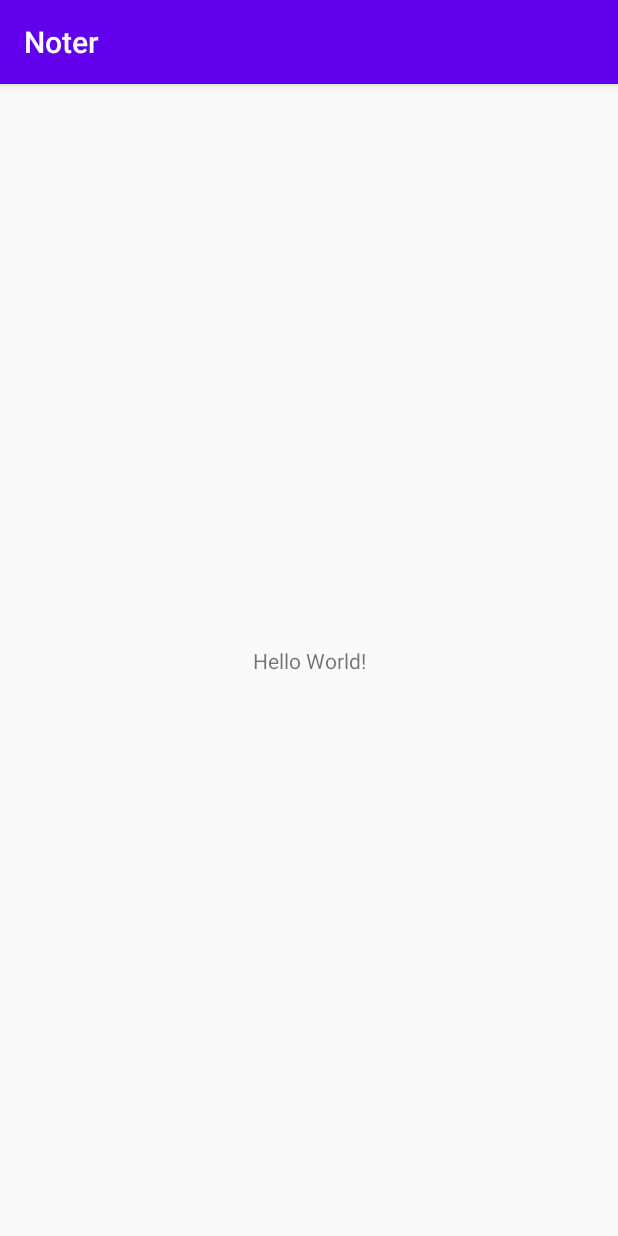
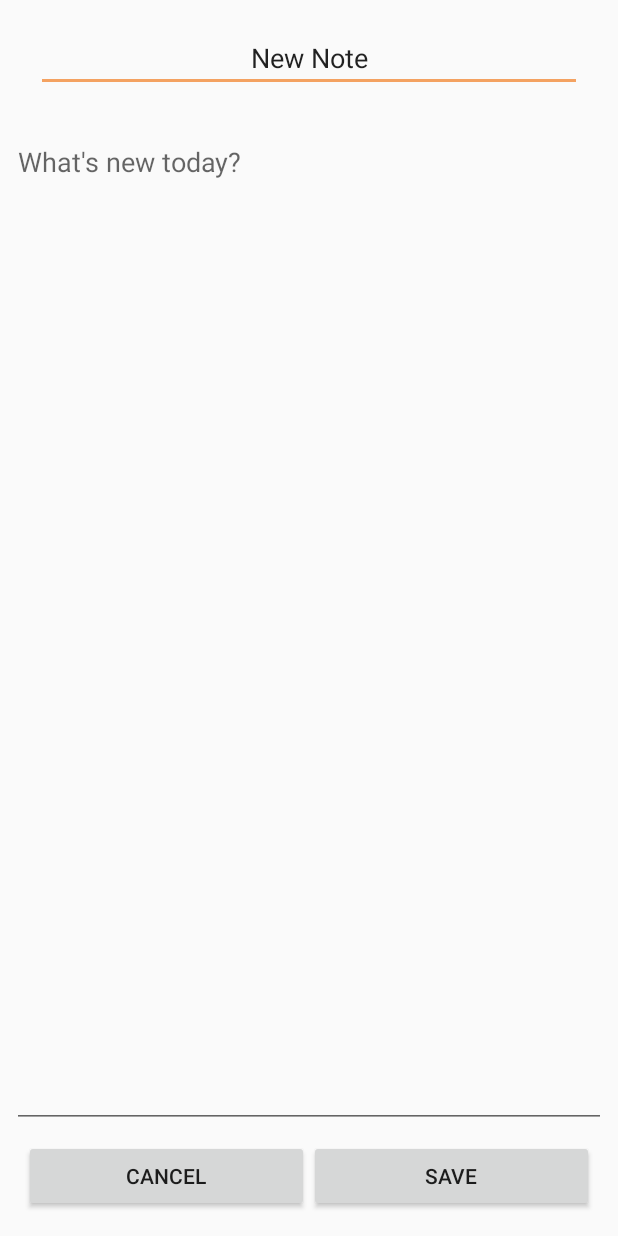
Before and after one commit to RiadhAdrani/project_noter_app, an Android app: the screen it shows after launch (MainActivity before the commit, NoteActivity after it), on a phone screen of 412 x 824 dp. Run offline under Robolectric (Android 15) with nearby library versions, the light colour scheme and no system bars.

Commit message:
Initial note layout prototype

```diff
--- a/app/src/main/AndroidManifest.xml
+++ b/app/src/main/AndroidManifest.xml
@@ -4,12 +4,12 @@
 
     <application
         android:allowBackup="true"
-        android:icon="@mipmap/ic_launcher"
+        android:icon="@drawable/icon_small"
         android:label="@string/app_name"
         android:roundIcon="@mipmap/ic_launcher_round"
         android:supportsRtl="true"
         android:theme="@style/AppTheme">
-        <activity android:name=".MainActivity">
+        <activity android:name=".NoteActivity">
             <intent-filter>
                 <action android:name="android.intent.action.MAIN" />
 
--- /dev/null
+++ b/app/src/main/java/com/example/noter/Note.java
@@ -0,0 +1,12 @@
+package com.example.noter;
+
+import java.util.Date;
+
+public class Note {
+
+    public Date creation;
+    public Date lastModified;
+
+    public String content;
+
+}
--- a/app/src/main/java/com/example/noter/MainActivity.java
+++ b/app/src/main/java/com/example/noter/NoteActivity.java
@@ -4,11 +4,11 @@
 
 import android.os.Bundle;
 
-public class MainActivity extends AppCompatActivity {
+public class NoteActivity extends AppCompatActivity {
 
     @Override
     protected void onCreate(Bundle savedInstanceState) {
         super.onCreate(savedInstanceState);
-        setContentView(R.layout.activity_main);
+        setContentView(R.layout.note_activity_layout);
     }
 }
--- a/app/src/main/res/layout/activity_main.xml
+++ /dev/null
@@ -1,18 +0,0 @@
-<?xml version="1.0" encoding="utf-8"?>
-<androidx.constraintlayout.widget.ConstraintLayout xmlns:android="http://schemas.android.com/apk/res/android"
-    xmlns:app="http://schemas.android.com/apk/res-auto"
-    xmlns:tools="http://schemas.android.com/tools"
-    android:layout_width="match_parent"
-    android:layout_height="match_parent"
-    tools:context=".MainActivity">
-
-    <TextView
-        android:layout_width="wrap_content"
-        android:layout_height="wrap_content"
-        android:text="Hello World!"
-        app:layout_constraintBottom_toBottomOf="parent"
-        app:layout_constraintLeft_toLeftOf="parent"
-        app:layout_constraintRight_toRightOf="parent"
-        app:layout_constraintTop_toTopOf="parent" />
-
-</androidx.constraintlayout.widget.ConstraintLayout>
--- /dev/null
+++ b/app/src/main/res/layout/note_activity_layout.xml
@@ -0,0 +1,67 @@
+<?xml version="1.0" encoding="utf-8"?>
+<androidx.constraintlayout.widget.ConstraintLayout xmlns:android="http://schemas.android.com/apk/res/android"
+    xmlns:app="http://schemas.android.com/apk/res-auto"
+    xmlns:tools="http://schemas.android.com/tools"
+    android:layout_width="match_parent"
+    android:layout_height="match_parent"
+    tools:context=".MainActivity">
+
+    <EditText
+        android:id="@+id/note_title"
+        android:layout_width="match_parent"
+        android:layout_height="wrap_content"
+        android:maxLines="1"
+        android:minLines="1"
+        android:hint="@string/titleHint"
+        android:text="@string/titleDefault"
+        android:textAlignment="center"
+        app:layout_constraintTop_toTopOf="parent"
+        app:layout_constraintLeft_toLeftOf="parent"
+        app:layout_constraintRight_toRightOf="parent"
+        app:layout_constraintBottom_toTopOf="@id/note_text"
+        android:layout_marginHorizontal="24dp"
+        android:layout_marginVertical="16dp"/>
+
+    <EditText
+        android:id="@+id/note_text"
+        android:layout_width="match_parent"
+        android:layout_height="0dp"
+        android:hint="@string/contentHint"
+        android:gravity="top"
+        android:minLines="1"
+        app:layout_constraintTop_toBottomOf="@id/note_title"
+        app:layout_constraintBottom_toTopOf="@id/note_button_bar"
+        app:layout_constraintLeft_toLeftOf="parent"
+        app:layout_constraintRight_toRightOf="parent"
+        android:layout_marginHorizontal="8dp"
+        android:layout_marginVertical="8dp"/>
+
+    <LinearLayout
+        android:id="@+id/note_button_bar"
+        android:layout_width="match_parent"
+        android:layout_height="wrap_content"
+        android:orientation="horizontal"
+        android:layout_marginHorizontal="16dp"
+        android:layout_marginVertical="16dp"
+        app:layout_constraintLeft_toLeftOf="parent"
+        app:layout_constraintRight_toRightOf="parent"
+        app:layout_constraintBottom_toBottomOf="parent">
+
+        <Button
+            android:id="@+id/cancel_button"
+            android:layout_width="0dp"
+            android:layout_height="wrap_content"
+            android:layout_weight="1"
+            android:text="@string/cancel"/>
+
+        <Button
+            android:id="@+id/save_button"
+            android:layout_width="0dp"
+            android:layout_height="wrap_content"
+            android:layout_weight="1"
+            android:text="@string/save" />
+
+    </LinearLayout>
+
+
+</androidx.constraintlayout.widget.ConstraintLayout>
--- a/app/src/main/res/values/colors.xml
+++ b/app/src/main/res/values/colors.xml
@@ -3,4 +3,11 @@
     <color name="colorPrimary">#6200EE</color>
     <color name="colorPrimaryDark">#3700B3</color>
     <color name="colorAccent">#03DAC5</color>
+
+    <color name="green_charcoal">#264653</color>
+    <color name="green_persian">#2A9D8F</color>
+    <color name="orange_yellow_crayola">#E9C46A</color>
+    <color name="brown_sandy">#F4A261</color>
+    <color name="orange_red_burnt_sienna">#E76F51</color>
+
 </resources>
--- a/app/src/main/res/values/strings.xml
+++ b/app/src/main/res/values/strings.xml
@@ -1,3 +1,13 @@
 <resources>
     <string name="app_name">Noter</string>
+
+    <string name="cancel">Cancel</string>
+    <string name="save">Save</string>
+
+    <!-- NOTE ACTIVITY -->
+    <string name="titleHint">Note Name</string>
+    <string name="titleDefault">New Note</string>
+
+    <string name="contentHint">What\'s new today\? </string>
+
 </resources>
--- a/app/src/main/res/values/styles.xml
+++ b/app/src/main/res/values/styles.xml
@@ -1,10 +1,10 @@
 <resources>
     <!-- Base application theme. -->
-    <style name="AppTheme" parent="Theme.AppCompat.Light.DarkActionBar">
+    <style name="AppTheme" parent="Theme.AppCompat.Light.NoActionBar">
         <!-- Customize your theme here. -->
-        <item name="colorPrimary">@color/colorPrimary</item>
-        <item name="colorPrimaryDark">@color/colorPrimaryDark</item>
-        <item name="colorAccent">@color/colorAccent</item>
+        <item name="colorPrimary">@color/green_charcoal</item>
+        <item name="colorPrimaryDark">@color/green_persian</item>
+        <item name="colorAccent">@color/brown_sandy</item>
     </style>
 
 </resources>
```
Also changed, not shown: app/src/main/res/drawable/icon_big.png (added), app/src/main/res/drawable/icon_medium.png (added), app/src/main/res/drawable/icon_small.png (added).
